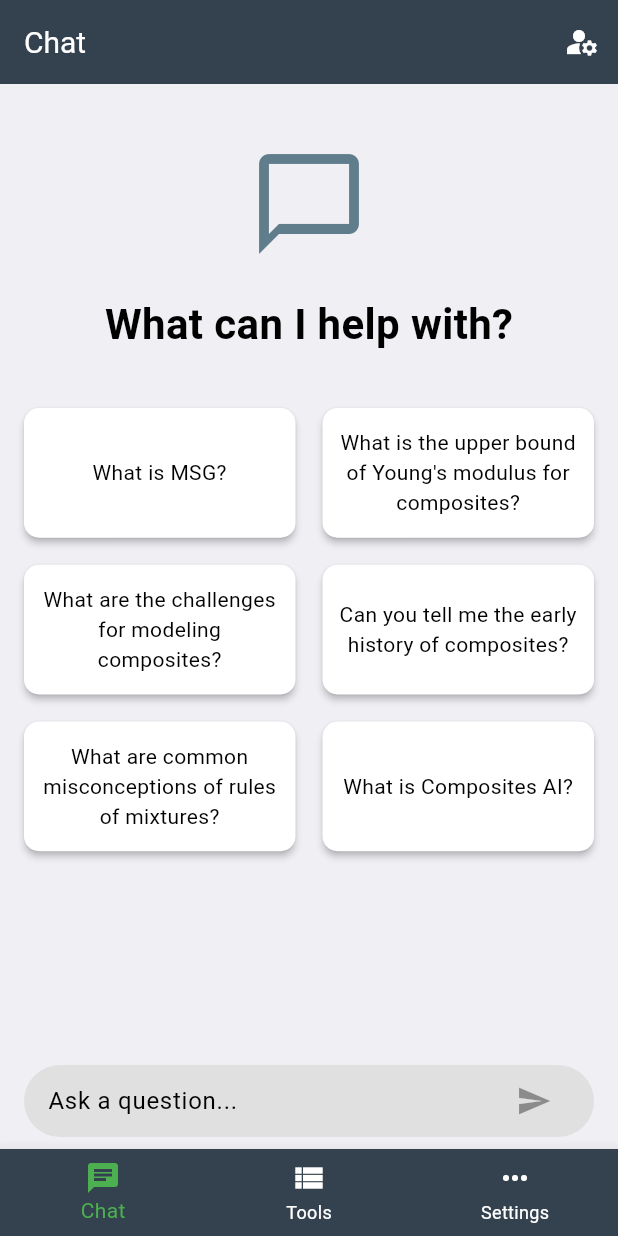
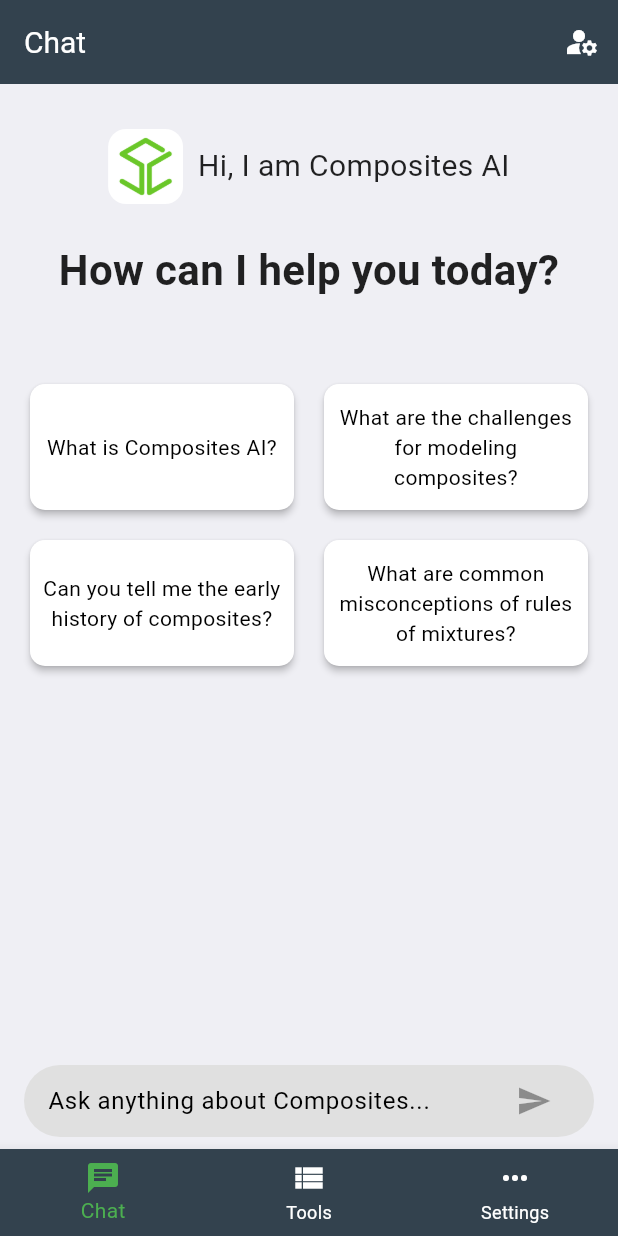
Before and after one commit to banghuazhao/swiftcomp-flutter, a Flutter app: the screen it shows after launch, on a phone screen of 412 x 824 dp. Run offline on Flutter 3.47's test engine with Material 3 defaults, Android fonts, the phone set to English and light mode, and no system bars; our stand-ins replace auto_size_text, cached_network_image, device_info_plus, file_picker, fl_chart, flutter_dotenv and 11 more; missing offline and left inert: app_tracking_transparency, composite_calculator, dart:html, fetch_client, flutter_math_fork, gpt_markdown and 4 more; accounts and stored records are empty.

Commit message:
add front page change (#107)

```diff
--- a/lib/presentation/chat/viewModels/chat_view_model.dart
+++ b/lib/presentation/chat/viewModels/chat_view_model.dart
@@ -44,12 +44,10 @@ class ChatViewModel extends ChangeNotifier {
   final assistantId = "asst_pxUDI3A9Q8afCqT9cqgUkWQP";
 
   List<String> defaultQuestions = [
-    "What is MSG?",
-    "What is the upper bound of Young's modulus for composites?",
+    "What is Composites AI?",
     "What are the challenges for modeling composites?",
     "Can you tell me the early history of composites?",
     "What are common misconceptions of rules of mixtures?",
-    "What is Composites AI?",
     // "Calculate laminate stress",
     // "Calculates the UDFRC properties by rules of mixture",
     // "Give me some math equations.",
--- a/lib/presentation/chat/views/chat_message_list.dart
+++ b/lib/presentation/chat/views/chat_message_list.dart
@@ -63,67 +63,90 @@ class _ChatMessageListState extends State<ChatMessageList> {
   Widget defaultQuestionView(ChatViewModel viewModel) {
     return SingleChildScrollView(
         child: Column(
+          mainAxisAlignment: MainAxisAlignment.center,
+          crossAxisAlignment: CrossAxisAlignment.center,
           children: [
-          SizedBox(height: 20),
+            const SizedBox(height: 30), // More spacing from the top
             Padding(
-            padding: const EdgeInsets.all(20.0),
-            child: Icon(
-              Icons.chat_bubble_outline,
-              size: 80,
-              color: Colors.blueGrey,
+              padding: const EdgeInsets.symmetric(horizontal: 20.0),
+              child: Row(
+                mainAxisSize: MainAxisSize.min,
+                mainAxisAlignment: MainAxisAlignment.center,
+                crossAxisAlignment: CrossAxisAlignment.center,
+                children: [
+                  // Logo with rounded corners
+                  ClipRRect(
+                    borderRadius: BorderRadius.circular(12),
+                    child: Image.asset(
+                      'images/Icon-512.png',  // Path to your image
+                      width: 50,
+                      height: 50,
                     ),
                   ),
+                  const SizedBox(width: 10), // More spacing for a balanced look
+                  Flexible( // Prevents text from overflowing
+                    child: Text(
+                      "Hi, I am Composites AI",
+                      style: TextStyle(
+                        fontSize: 20,
+                        fontWeight: FontWeight.normal, // Make it stand out
+                        color: Colors.black87, // Slightly softer than pure black
+                      ),
+                      textAlign: TextAlign.center,
+                    ),
+                  ),
+                ],
+              ),
+            ),
+            const SizedBox(height: 24),
             Text(
-            "What can I help with?",
-            style: TextStyle(fontSize: 28, fontWeight: FontWeight.bold),
+              "How can I help you today?",
+              style: TextStyle(
+                fontSize: 28, // Slightly larger for better readability
+                fontWeight: FontWeight.bold,
+                color: Colors.black87,
               ),
-          SizedBox(height: 20),
+              textAlign: TextAlign.center,
+            ),
+            const SizedBox(height: 36),
+
+            // Input Bar only on Web
             if (kIsWeb) inputBar(viewModel),
-          // Default questions displayed as cards or buttons
+
             LayoutBuilder(
               builder: (context, constraints) {
-              // Determine the number of columns based on the screen width
                 double width = constraints.maxWidth;
-              int crossAxisCount = 2;
-              if (width >= 1000) {
-                crossAxisCount = 5;
-              } else if (width >= 800) {
-                crossAxisCount = 4;
-              } else if (width >= 600) {
-                crossAxisCount = 3;
-              }
-              crossAxisCount = max(width ~/ 200, 2);
-
+                int crossAxisCount = max(width ~/ 200, 2);
                 return GridView.builder(
                   shrinkWrap: true,
                   physics: NeverScrollableScrollPhysics(),
                   gridDelegate: SliverGridDelegateWithFixedCrossAxisCount(
                     crossAxisCount: crossAxisCount,
-                  // Number of items in a row
                     childAspectRatio: 2,
-                  // Width to height ratio of each item
-                  crossAxisSpacing: 10.0,
-                  mainAxisSpacing: 10.0,
+                    crossAxisSpacing: 12.0, // More spacing
+                    mainAxisSpacing: 12.0,
                   ),
                   itemCount: viewModel.defaultQuestions.length,
-                padding: EdgeInsets.all(12),
+                  padding: const EdgeInsets.all(16),
                   itemBuilder: (context, index) {
                     return InkWell(
                       onTap: () async {
                         await viewModel.onDefaultQuestionsTapped(index);
                       },
-                    child: _buildDefaultQuestionCard(
-                        viewModel.defaultQuestions[index]),
+                      child: _buildDefaultQuestionCard(viewModel.defaultQuestions[index]),
                     );
                   },
                 );
               },
             ),
-          SizedBox(height: 20),
+
+            const SizedBox(height: 30),
           ],
-      ),
+        )
+
     );
   }
+
 
   List<Widget> chatList(BuildContext context, ChatViewModel viewModel) {
     List<Widget> messageWidgetsList = [];
@@ -320,7 +343,7 @@ class _ChatMessageListState extends State<ChatMessageList> {
                   controller: textController,
                   focusNode: focusNode,
                   decoration: InputDecoration(
-                    hintText: 'Ask a question...',
+                    hintText: 'Ask anything about Composites...',
                     border: InputBorder.none,
                     enabledBorder: InputBorder.none,
                     focusedBorder: InputBorder.none,
```
Lines whose indentation alone changed are shown as unchanged.
